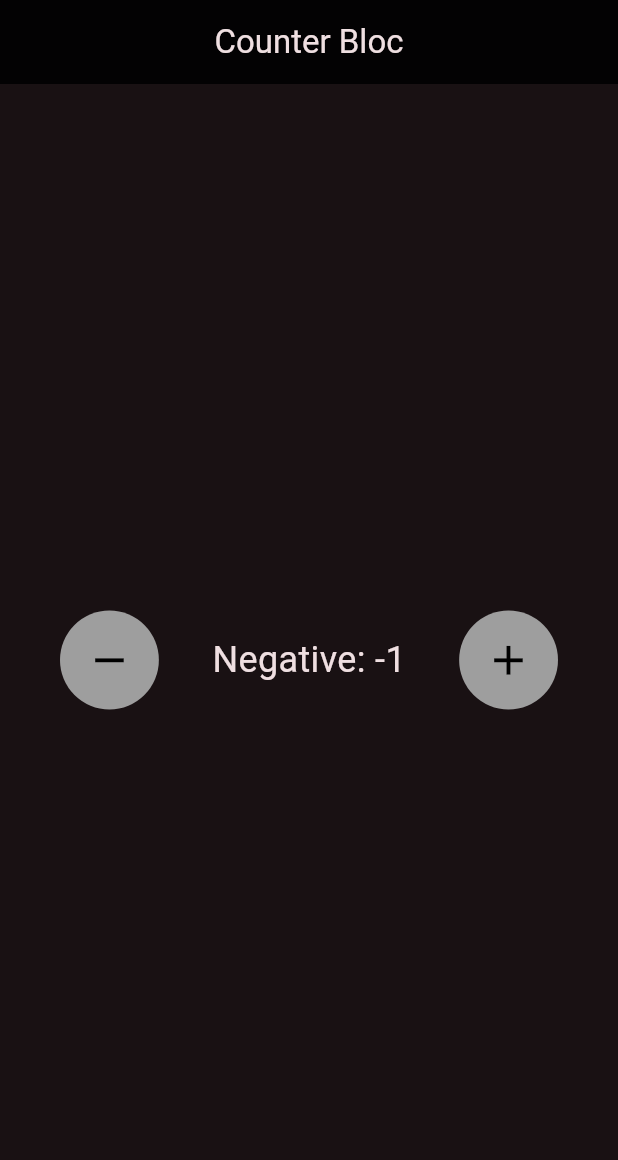
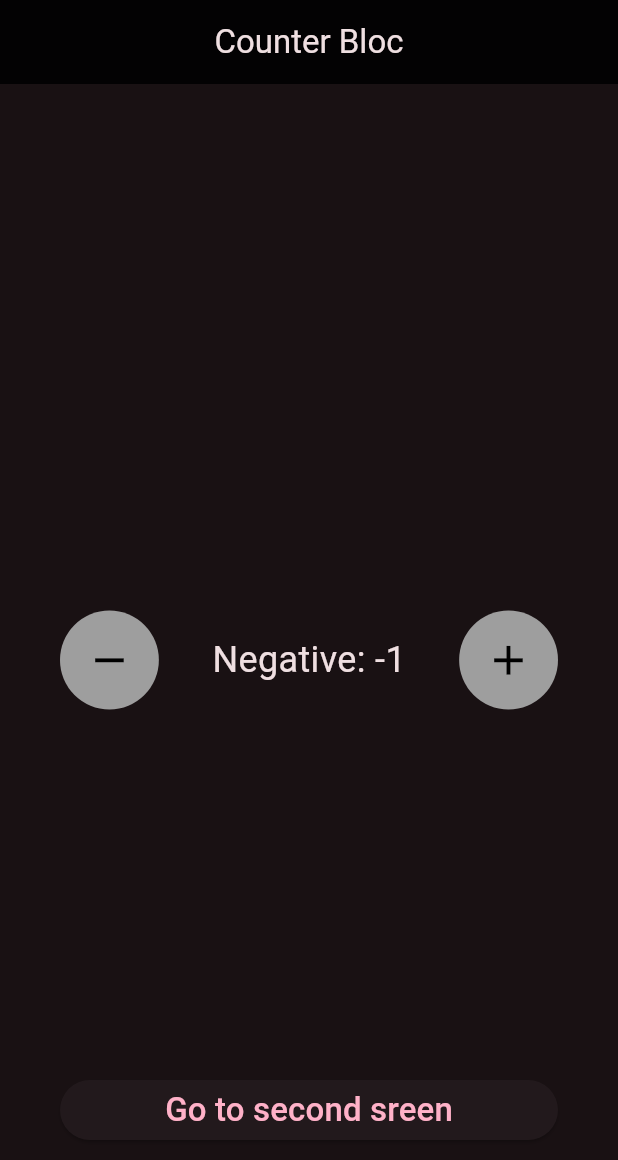
Before and after one commit to lolopindik/bloc-cubit, a Flutter app: the screen it shows after launch, after a tap on the "remove" icon, on a phone screen of 412 x 824 dp. Shown: the top 1160 px of the screen. Run offline on Flutter 3.47's test engine with Material 3 defaults, Android fonts, the phone set to English and light mode, and no system bars; our stand-ins replace equatable, flutter_bloc.

Commit message:
applied the best project structure and learned how to work with one state on multiple screens

```diff
--- a/lib/bloc/bloc/counter_event.dart
+++ /dev/null
@@ -1,5 +0,0 @@
-part of 'counter_bloc.dart';
-
-abstract class CounterEvent {}
-class Increment extends CounterEvent{}
-class Decrement extends CounterEvent{}
--- /dev/null
+++ b/lib/logic/bloc/counter_bloc/counter_event.dart
@@ -0,0 +1,7 @@
+part of 'counter_bloc.dart';
+
+abstract class CounterEvent {}
+
+class Increment extends CounterEvent {}
+
+class Decrement extends CounterEvent {}
--- /dev/null
+++ b/lib/logic/presentation/screens/home_sceen.dart
@@ -0,0 +1,98 @@
+// ignore_for_file: library_private_types_in_public_api
+
+import 'package:bloc_example/logic/bloc/counter_bloc/counter_bloc.dart';
+import 'package:bloc_example/logic/presentation/widgets/appbar_widget.dart';
+import 'package:flutter/material.dart';
+import 'package:flutter_bloc/flutter_bloc.dart';
+
+class HomeScreen extends StatefulWidget {
+  const HomeScreen({super.key});
+
+  @override
+  _HomeScreenState createState() => _HomeScreenState();
+}
+
+class _HomeScreenState extends State<HomeScreen> {
+  @override
+  Widget build(BuildContext context) {
+    return Scaffold(
+      appBar: buildAppBar(context, 'Counter Bloc', false),
+      body: Padding(
+        padding: const EdgeInsets.symmetric(horizontal: 40),
+        child: BlocConsumer<CounterBloc, CounterState>(
+          listener: (context, state) {
+            if (state.counter != 0) {
+              debugPrint('Текущее состояние переменной: ${state.counter}');
+            }
+          },
+          builder: (context, state) {
+            return Stack(
+              children: [
+                Positioned(
+                  bottom: 60,
+                  left: 0,
+                  right: 0,
+                  child: ElevatedButton(
+                    onPressed: () => Navigator.pushNamed(context, '/second'),
+                    child: const Text(
+                      'Go to second sreen',
+                      style: TextStyle(fontSize: 22),
+                    ),
+                  ),
+                ),
+                Column(
+                  mainAxisAlignment: MainAxisAlignment.center,
+                  children: [
+                    Row(
+                      mainAxisAlignment: MainAxisAlignment.spaceBetween,
+                      children: [
+                        CircleAvatar(
+                          backgroundColor: Colors.grey,
+                          radius: MediaQuery.of(context).size.height * 0.04,
+                          child: IconButton(
+                            onPressed: () =>
+                                BlocProvider.of<CounterBloc>(context)
+                                    .add(Decrement()),
+                            icon: Icon(
+                              size: MediaQuery.of(context).size.height * 0.04,
+                              Icons.remove,
+                              color: Colors.black,
+                            ),
+                          ),
+                        ),
+                        Flexible(
+                          child: Text(
+                            (state.counter != 0)
+                                ? (state.counter > 0)
+                                    ? 'Positive: ${state.counter.toString()}'
+                                    : 'Negative: ${state.counter.toString()}'
+                                : 'State: Clear',
+                            style: const TextStyle(fontSize: 24),
+                          ),
+                        ),
+                        CircleAvatar(
+                          backgroundColor: Colors.grey,
+                          radius: MediaQuery.of(context).size.height * 0.04,
+                          child: IconButton(
+                            onPressed: () =>
+                                BlocProvider.of<CounterBloc>(context)
+                                    .add(Increment()),
+                            icon: Icon(
+                              size: MediaQuery.of(context).size.height * 0.04,
+                              Icons.add,
+                              color: Colors.black,
+                            ),
+                          ),
+                        ),
+                      ],
+                    ),
+                  ],
+                ),
+              ],
+            );
+          },
+        ),
+      ),
+    );
+  }
+}
--- a/lib/pages/home_page.dart
+++ b/lib/logic/presentation/screens/second_screen.dart
@@ -1,27 +1,23 @@
 // ignore_for_file: library_private_types_in_public_api
 
-import 'package:bloc_example/bloc/bloc/counter_bloc.dart';
+import 'package:bloc_example/logic/bloc/counter_bloc/counter_bloc.dart';
+import 'package:bloc_example/logic/presentation/widgets/appbar_widget.dart';
 import 'package:flutter/material.dart';
 import 'package:flutter_bloc/flutter_bloc.dart';
 
-class HomePage extends StatefulWidget {
-  static const String routeName = '/home';
-
-  const HomePage({super.key});
+class SecondScreen extends StatefulWidget {
+  const SecondScreen({super.key});
 
   @override
-  _HomePageState createState() => _HomePageState();
+  _HomeScreenState createState() => _HomeScreenState();
 }
 
-class _HomePageState extends State<HomePage> {
+class _HomeScreenState extends State<SecondScreen> {
   @override
   Widget build(BuildContext context) {
     return Scaffold(
-      appBar: AppBar(
-        backgroundColor: Colors.black87,
-        title: const Text('Counter Bloc'),
-        centerTitle: true,
-      ),
+      appBar: buildAppBar(context, 'Second Screen', false),
+      backgroundColor: Colors.blueGrey,
       body: Padding(
         padding: const EdgeInsets.symmetric(horizontal: 40),
         child: BlocConsumer<CounterBloc, CounterState>(
--- /dev/null
+++ b/lib/logic/presentation/widgets/appbar_widget.dart
@@ -0,0 +1,22 @@
+import 'package:flutter/material.dart';
+
+PreferredSizeWidget? buildAppBar(
+    BuildContext context, String title, bool showBackButton) {
+  return (showBackButton)
+      ? AppBar(
+          backgroundColor: Colors.black87,
+          title: Text(
+            title,
+            textAlign: TextAlign.center,
+          ),
+          leading: IconButton(
+            icon: const Icon(Icons.arrow_back),
+            onPressed: () => Navigator.pop(context),
+          ),
+        )
+      : AppBar(
+          title: Text(title),
+          centerTitle: true,
+          backgroundColor: Colors.black87,
+        );
+}
--- a/lib/main.dart
+++ b/lib/main.dart
@@ -1,16 +1,15 @@
-import 'package:bloc_example/bloc/bloc/counter_bloc.dart';
-import 'package:bloc_example/pages/home_page.dart';
+import 'package:bloc_example/logic/bloc/counter_bloc/counter_bloc.dart';
+import 'package:bloc_example/logic/presentation/screens/home_sceen.dart';
+import 'package:bloc_example/logic/presentation/screens/second_screen.dart';
 import 'package:flutter/material.dart';
 import 'package:flutter_bloc/flutter_bloc.dart';
 
 void main() {
-  // final CounterState counterState1 = CounterState(counter: 1);
-  // final CounterState counterState2 = CounterState(counter: 1);
-  // debugPrint('${counterState1 == counterState2}');
+  // ignore: no_leading_underscores_for_local_identifiers
+  final CounterBloc _counterBloc = CounterBloc();
+
   runApp(
-    BlocProvider(
-      create: (context) => CounterBloc(),
-      child: MaterialApp(
+    MaterialApp(
       debugShowCheckedModeBanner: false,
       theme: ThemeData(
         useMaterial3: true,
@@ -19,8 +18,15 @@ void main() {
           brightness: Brightness.dark,
         ),
       ),
-        home: const HomePage(),
-      ),
+      initialRoute: '/home',
+      routes: {
+        '/home': (context) =>
+            BlocProvider.value(value: _counterBloc, child: const HomeScreen()),
+        '/second': (context) => BlocProvider.value(
+              value: _counterBloc,
+              child: const SecondScreen(),
+            )
+      },
     ),
   );
 }
```
Also changed, not shown: lib/logic/bloc/counter_bloc/counter_bloc.dart (renamed from lib/bloc/bloc/counter_bloc.dart), lib/logic/bloc/counter_bloc/counter_state.dart (renamed from lib/bloc/bloc/counter_state.dart), 1 other file. Lines whose indentation alone changed are shown as unchanged.
